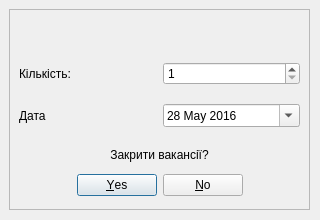
The window that dialog_removevacancy.ui (landrew31/db_course_work) describes before a commit, drawn with Qt 5.
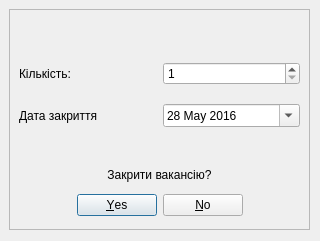
The same window after the commit.

```diff
--- a/dialog_removevacancy.ui
+++ b/dialog_removevacancy.ui
@@ -7,7 +7,7 @@
     <x>0</x>
     <y>0</y>
     <width>320</width>
-    <height>220</height>
+    <height>241</height>
    </rect>
   </property>
   <property name="windowTitle">
@@ -22,7 +22,7 @@
      <x>9</x>
      <y>9</y>
      <width>301</width>
-     <height>201</height>
+     <height>221</height>
     </rect>
    </property>
    <property name="frameShape">
@@ -58,7 +58,7 @@
      <item row="1" column="0">
       <widget class="QLabel" name="label_3">
        <property name="text">
-        <string>Дата</string>
+        <string>Дата закриття</string>
        </property>
       </widget>
      </item>
@@ -82,13 +82,13 @@
     <property name="geometry">
      <rect>
       <x>10</x>
-      <y>130</y>
+      <y>150</y>
       <width>281</width>
       <height>31</height>
      </rect>
     </property>
     <property name="text">
-     <string>Закрити вакансії?</string>
+     <string>Закрити вакансію?</string>
     </property>
     <property name="alignment">
      <set>Qt::AlignCenter</set>
@@ -98,7 +98,7 @@
     <property name="geometry">
      <rect>
       <x>0</x>
-      <y>160</y>
+      <y>180</y>
       <width>301</width>
       <height>32</height>
      </rect>
```
Left out of the diff: 9 changed lines with no effect on the pictures.
